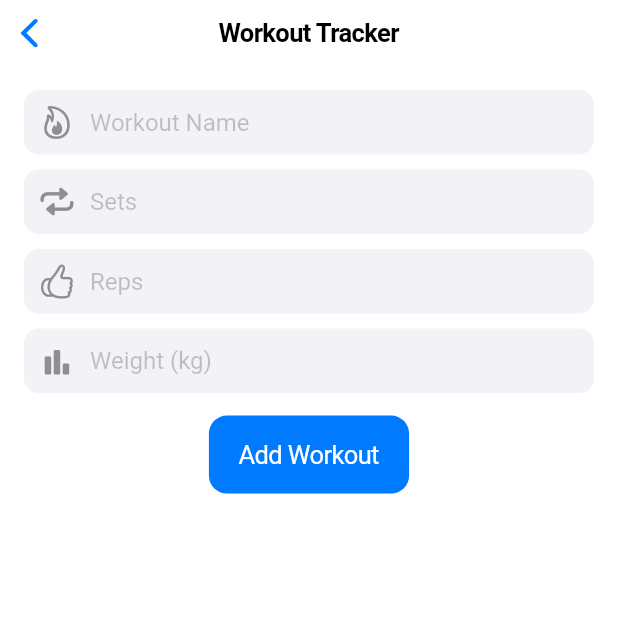
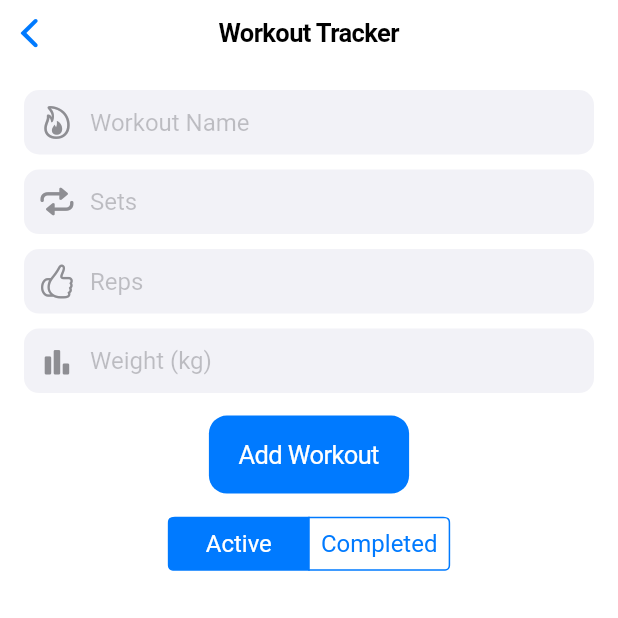
Before and after one commit to macapagal-marc-lawrence/Gym-Tracker, a Flutter app: the WorkoutScreen screen opened directly, on a phone screen of 412 x 824 dp, the top half of it. Run offline on Flutter 3.47's test engine with Material 3 defaults, Android fonts, the phone set to English and light mode, and no system bars; our stand-ins replace shared_preferences; accounts and stored records are empty; Roboto replaces fonts that are missing (SF Pro).

Commit message:
commited by charles

```diff
--- a/lib/screens/workout_screen.dart
+++ b/lib/screens/workout_screen.dart
@@ -89,8 +89,29 @@ class _WorkoutScreenState extends State<WorkoutScreen> {
                     onPressed: _addWorkout,
                   ),
               ],
-            )
-            )
+            ),
+            ),
+// Segmented Control (Active / Completed)
+            Padding(
+              padding: const EdgeInsets.symmetric(horizontal: 16),
+              child: CupertinoSegmentedControl<int>(
+                selectedColor: CupertinoColors.activeBlue,
+                borderColor: CupertinoColors.activeBlue,
+                unselectedColor: CupertinoColors.white,
+                children: {
+                  0: Padding(padding: EdgeInsets.all(8), child: Text("Active")),
+                  1: Padding(padding: EdgeInsets.all(8), child: Text("Completed")),
+                },
+                onValueChanged: (int value) {
+                  setState(() {
+                    _selectedSegment = value;
+                  });
+                },
+                groupValue: _selectedSegment,
+              ),
+            ),
+
+            SizedBox(height: 10),
             ],
           )
       ),
```
